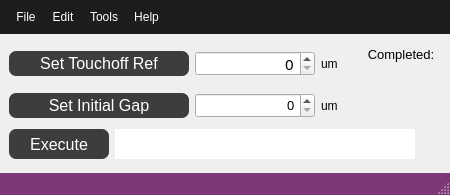
The window that src/ECM_gui/misc_dialogs/window_touchoff.ui (dmherrington/ECM-Control-System) describes before a commit, drawn with Qt 5.
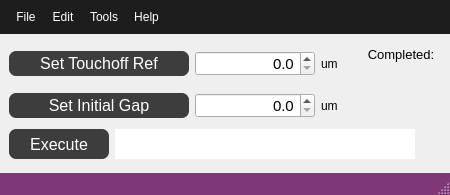
The same window after the commit. Custom widgets are drawn as their Qt base class.

The edit to the form file:
```diff
--- a/src/ECM_gui/misc_dialogs/window_touchoff.ui
+++ b/src/ECM_gui/misc_dialogs/window_touchoff.ui
@@ -183,7 +183,7 @@
        </widget>
       </item>
       <item>
-       <widget class="QSpinBox" name="spinBox_TouchoffRef">
+       <widget class="QDoubleSpinBox" name="doubleSpinBox_TouchoffRef">
         <property name="sizePolicy">
          <sizepolicy hsizetype="Fixed" vsizetype="Fixed">
           <horstretch>0</horstretch>
@@ -204,24 +204,18 @@
         </property>
         <property name="font">
          <font>
-          <family>Abyssinica SIL</family>
+          <family>MS Shell Dlg 2</family>
           <pointsize>11</pointsize>
          </font>
         </property>
         <property name="alignment">
          <set>Qt::AlignRight|Qt::AlignTrailing|Qt::AlignVCenter</set>
         </property>
-        <property name="minimum">
-         <number>0</number>
+        <property name="decimals">
+         <number>1</number>
         </property>
         <property name="maximum">
-         <number>10000</number>
-        </property>
-        <property name="singleStep">
-         <number>10</number>
-        </property>
-        <property name="value">
-         <number>0</number>
+         <double>100000.000000000000000</double>
         </property>
        </widget>
       </item>
@@ -338,7 +332,7 @@
        </widget>
       </item>
       <item>
-       <widget class="QSpinBox" name="spinBox_InitialGap">
+       <widget class="QDoubleSpinBox" name="doubleSpinBox_InitialGap">
         <property name="minimumSize">
          <size>
           <width>120</width>
@@ -353,12 +347,18 @@
         </property>
         <property name="font">
          <font>
-          <pointsize>10</pointsize>
+          <pointsize>11</pointsize>
          </font>
         </property>
         <property name="alignment">
          <set>Qt::AlignRight|Qt::AlignTrailing|Qt::AlignVCenter</set>
         </property>
+        <property name="decimals">
+         <number>1</number>
+        </property>
+        <property name="maximum">
+         <double>100000.000000000000000</double>
+        </property>
        </widget>
       </item>
       <item>
```
